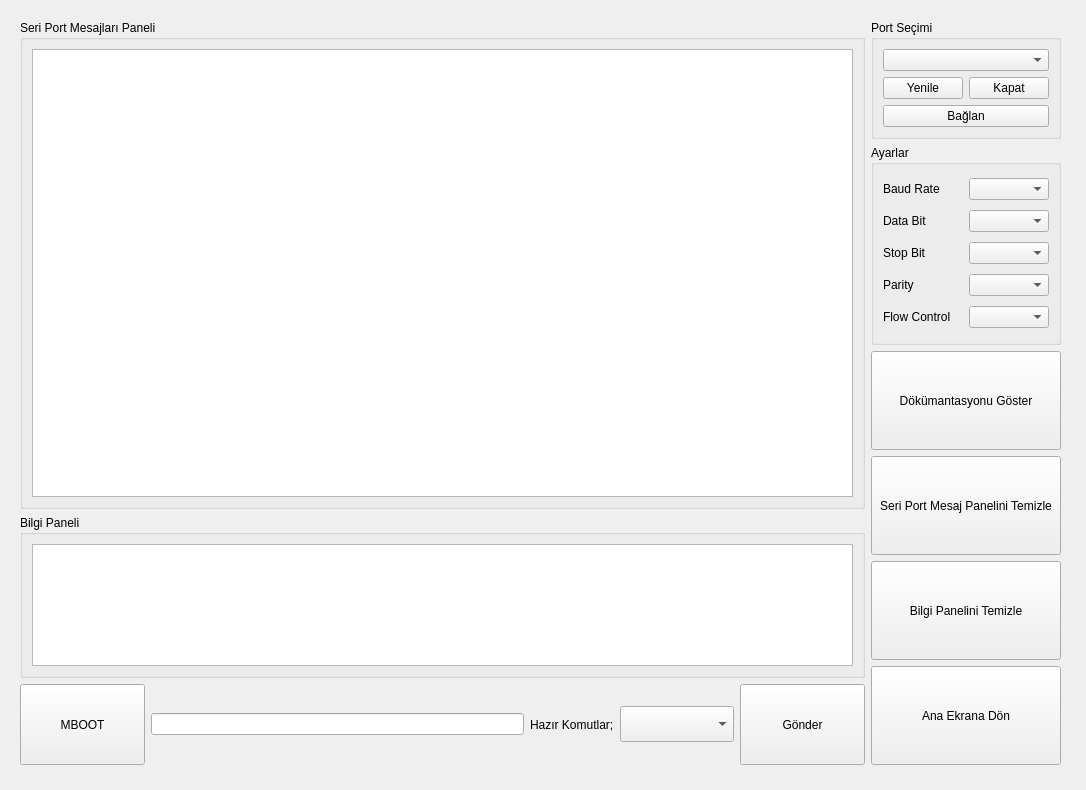
This is ui/log_alma_screen.ui in cihansenyuz/system_controller as Qt 5 draws it before an edit. The edited form follows.
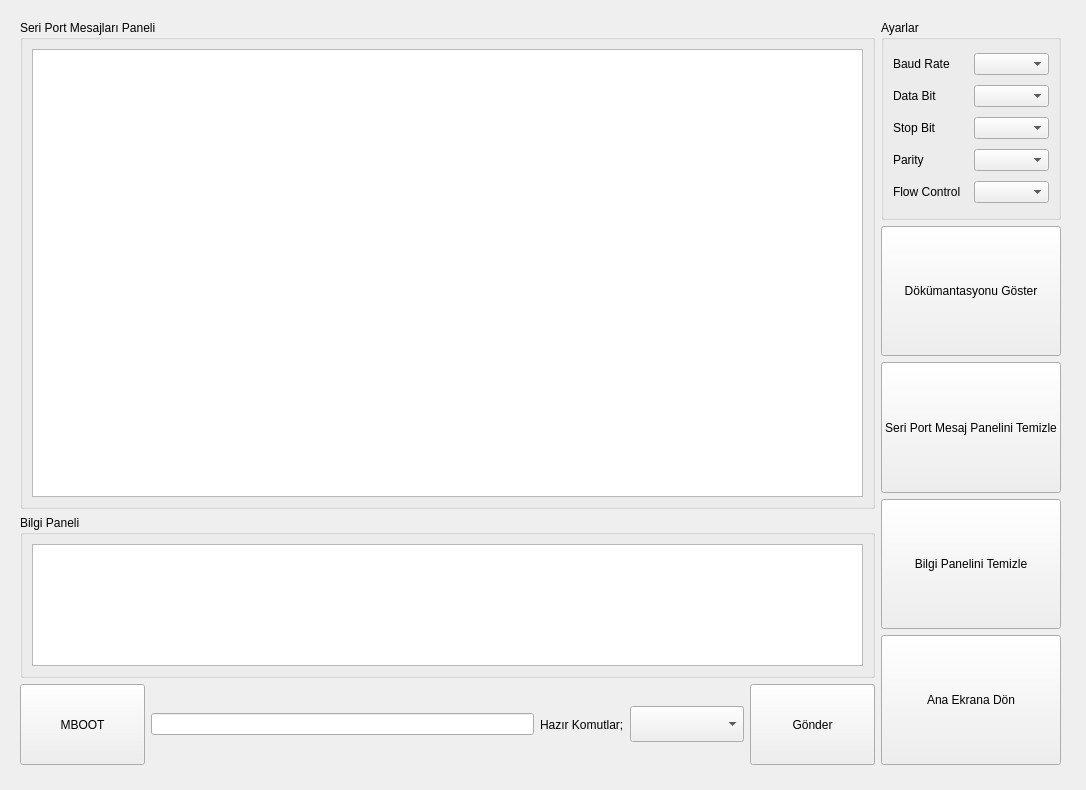
This is the edited form.

Commit message: create custom serial group box, update LogScreenWindow, SerialPort and dialogs

The edit to the form file:
```diff
--- a/ui/log_alma_screen.ui
+++ b/ui/log_alma_screen.ui
@@ -147,93 +147,7 @@
      </layout>
     </item>
     <item>
-     <layout class="QVBoxLayout" name="settings_layout" stretch="0,0,0,0,0,0">
-      <item alignment="Qt::AlignmentFlag::AlignTop">
-       <widget class="QGroupBox" name="groupBox">
-        <property name="enabled">
-         <bool>true</bool>
-        </property>
-        <property name="sizePolicy">
-         <sizepolicy hsizetype="Preferred" vsizetype="Minimum">
-          <horstretch>0</horstretch>
-          <verstretch>0</verstretch>
-         </sizepolicy>
-        </property>
-        <property name="minimumSize">
-         <size>
-          <width>0</width>
-          <height>200</height>
-         </size>
-        </property>
-        <property name="title">
-         <string>Port Seçimi</string>
-        </property>
-        <property name="checkable">
-         <bool>false</bool>
-        </property>
-        <layout class="QVBoxLayout" name="verticalLayout_4" stretch="0,0,0">
-         <property name="sizeConstraint">
-          <enum>QLayout::SizeConstraint::SetMinimumSize</enum>
-         </property>
-         <item>
-          <widget class="QComboBox" name="comPortBox">
-           <property name="sizePolicy">
-            <sizepolicy hsizetype="Preferred" vsizetype="Minimum">
-             <horstretch>0</horstretch>
-             <verstretch>0</verstretch>
-            </sizepolicy>
-           </property>
-          </widget>
-         </item>
-         <item>
-          <layout class="QHBoxLayout" name="horizontalLayout_2">
-           <property name="sizeConstraint">
-            <enum>QLayout::SizeConstraint::SetMinimumSize</enum>
-           </property>
-           <item>
-            <widget class="QPushButton" name="comPortButton">
-             <property name="sizePolicy">
-              <sizepolicy hsizetype="Minimum" vsizetype="Minimum">
-               <horstretch>0</horstretch>
-               <verstretch>0</verstretch>
-              </sizepolicy>
-             </property>
-             <property name="text">
-              <string>Yenile</string>
-             </property>
-            </widget>
-           </item>
-           <item>
-            <widget class="QPushButton" name="disconnectButton">
-             <property name="sizePolicy">
-              <sizepolicy hsizetype="Minimum" vsizetype="Minimum">
-               <horstretch>0</horstretch>
-               <verstretch>0</verstretch>
-              </sizepolicy>
-             </property>
-             <property name="text">
-              <string>Kapat</string>
-             </property>
-            </widget>
-           </item>
-          </layout>
-         </item>
-         <item>
-          <widget class="QPushButton" name="connectButton">
-           <property name="sizePolicy">
-            <sizepolicy hsizetype="Minimum" vsizetype="Minimum">
-             <horstretch>0</horstretch>
-             <verstretch>0</verstretch>
-            </sizepolicy>
-           </property>
-           <property name="text">
-            <string>Bağlan</string>
-           </property>
-          </widget>
-         </item>
-        </layout>
-       </widget>
-      </item>
+     <layout class="QVBoxLayout" name="settings_layout" stretch="0,0,0,0,0">
       <item>
        <widget class="QGroupBox" name="groupBox_2">
         <property name="sizePolicy">
```
The commit also changes 8 other files.
